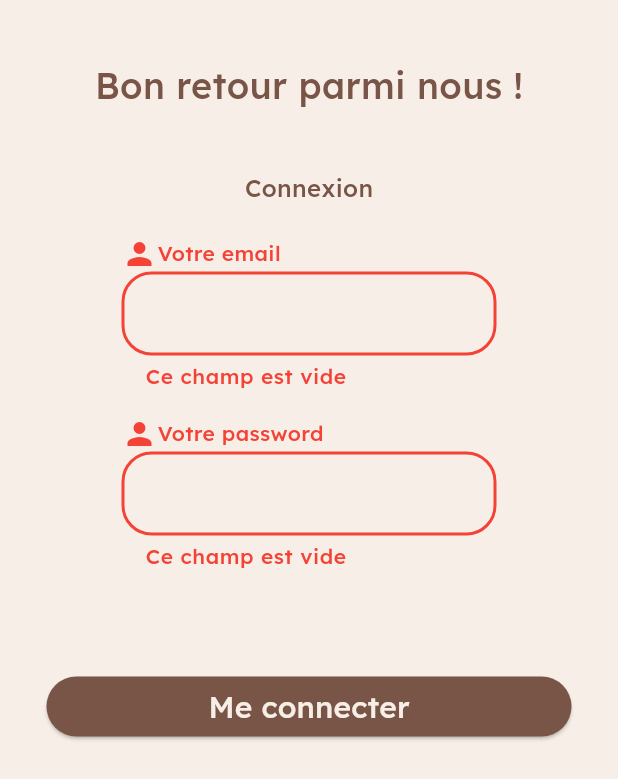
After one commit to hugo38rodrigues/mobile-hall-e, a Flutter app: the ProfileScreen screen opened directly, after a tap on "Me connecter", on a phone screen of 412 x 824 dp. The commit adds this screen. Shown: the top 779 px of the screen. Run offline on Flutter 3.47's test engine with Material 3 defaults, Android fonts, the light colour scheme and no system bars; our stand-ins replace dio, flutter_dotenv, flutter_riverpod, riverpod_annotation, shared_preferences; accounts and stored records are empty; generated files the repository leaves out were written again.

Commit message:
add connexion function

```diff
--- /dev/null
+++ b/lib/components/logins/connexion.logins.dart
@@ -0,0 +1,240 @@
+import 'package:dio/dio.dart';
+import 'package:flutter/material.dart';
+import 'package:flutter_dotenv/flutter_dotenv.dart';
+import 'package:flutter_riverpod/flutter_riverpod.dart';
+import 'package:hall_e_mobile/components/loader.component.dart';
+import 'package:hall_e_mobile/providers/account.providers.dart';
+import 'package:hall_e_mobile/styles/font-colors.dart';
+
+class Connexion extends StatefulWidget {
+  final Function getStateProfile;
+  Connexion({required this.getStateProfile});
+
+  @override
+  _ConnexionState createState() => _ConnexionState();
+}
+
+class _ConnexionState extends State<Connexion> {
+  final TextEditingController _emailController = TextEditingController();
+  final TextEditingController _passwordController = TextEditingController();
+
+  bool _isEmptyEmail = false;
+  bool _isNotEmail = false;
+  bool _isEmptyPassword = false;
+  String _errorEmptyFieldMessage = 'Ce champ est vide';
+  String _errorNotEmailMessage = 'Ce n\'est pas un email';
+  bool _isLoading = false;
+
+  bool _verifyEmptyFiled(String value) {
+    if (value.isEmpty) {
+      return true;
+    }
+    return false;
+  }
+
+  bool _isValidEmail(String email) {
+    final RegExp regex =
+        RegExp(r'^[a-zA-Z0-9._%+-]+@[a-zA-Z0-9.-]+\.[a-zA-Z]{2,4}$');
+    return regex.hasMatch(email);
+  }
+
+  @override
+  void initState() {
+    super.initState();
+    _isEmptyEmail = false;
+    _isNotEmail = false;
+    _isEmptyPassword = false;
+    _isLoading = false;
+  }
+
+  bool _isValidFormData(String email, String password) {
+    bool isValidFormData = true;
+    bool emailIsEmpty = _verifyEmptyFiled(email);
+    bool passwordIsEmpty = _verifyEmptyFiled(password);
+    _isEmptyEmail = false;
+    _isNotEmail = false;
+    _isEmptyPassword = false;
+
+    if (emailIsEmpty) {
+      _isEmptyEmail = true;
+      isValidFormData = false;
+    }
+
+    if (passwordIsEmpty) {
+      _isEmptyPassword = true;
+      isValidFormData = false;
+    }
+
+    bool isEmail = _isValidEmail(email);
+
+    if (!isEmail) {
+      _isNotEmail = true;
+      isValidFormData = false;
+    }
+    return isValidFormData;
+  }
+
+  Future<void> getConnexion(ref, email, password) async {
+    _isLoading = true;
+    String? apiUrl = dotenv.env['API_URL'];
+    Dio dio = Dio();
+
+    try {
+      Response profile = await dio.post('$apiUrl/commun/connexion',
+          data: {"email": email, "password": password},
+          options: Options(
+            headers: {"Content-Type": "application/json"},
+          ));
+
+      ref.read(accountProvider.notifier).setAccount(profile.data);
+
+    } catch (e) {
+      print('Erreur : $e');
+      _isLoading = true;
+    }
+  }
+
+  void _submitText(WidgetRef ref) {
+    setState(() {
+      String email =
+          _emailController.text; // Récupération de la valeur du champ de texte
+      String password = _passwordController.text;
+
+      bool isValidFormData = _isValidFormData(email, password);
+      if (isValidFormData) {
+        getConnexion(ref, email, password);
+
+        _isEmptyPassword = false;
+        _isEmptyEmail = false;
+      }
+    });
+  }
+
+  @override
+  Widget build(BuildContext context) {
+    bool isErrorEmail = _isEmptyEmail || _isNotEmail;
+    String? errorMessageEmail = _isEmptyEmail
+        ? _errorEmptyFieldMessage
+        : _isNotEmail
+            ? _errorNotEmailMessage
+            : null;
+    return Consumer(
+      builder: (context, ref, child) {
+        return Column(children: [
+          SizedBox(height: 40),
+          Text(
+            "Bon retour parmi nous !",
+            style: TextStyle(color: secondaryColor, fontSize: 24),
+          ),
+          SizedBox(height: 40),
+          Text(
+            "Connexion",
+            style: TextStyle(color: secondaryColor, fontSize: 16),
+          ),
+          SizedBox(height: 20),
+          SizedBox(
+              width: 250,
+              height: 120,
+              child: Column(children: [
+                Row(children: [
+                  Icon(Icons.person,
+                      color: isErrorEmail ? Colors.red : secondaryColor),
+                  Text('Votre email',
+                      style: TextStyle(
+                          color: isErrorEmail ? Colors.red : secondaryColor))
+                ]),
+                TextField(
+                  controller: _emailController,
+                  cursorColor: secondaryColor,
+                  decoration: InputDecoration(
+                    border: OutlineInputBorder(
+                        borderRadius: BorderRadius.all(Radius.circular(20)),
+                        borderSide: BorderSide(color: secondaryColor)),
+                    errorText: errorMessageEmail,
+                    errorStyle: TextStyle(
+                        color: Colors.red,
+                        fontSize: 14), // Couleur du texte d'erreur
+                    focusedBorder: OutlineInputBorder(
+                      borderRadius: BorderRadius.all(Radius.circular(20)),
+                      borderSide: BorderSide(color: secondaryColor, width: 2),
+                    ),
+                    errorBorder: OutlineInputBorder(
+                      borderRadius: BorderRadius.all(Radius.circular(20)),
+                      borderSide: BorderSide(
+                          color: Colors.red,
+                          width: 2), // Bordure rouge en cas d'erreur
+                    ),
+                    focusedErrorBorder: OutlineInputBorder(
+                      borderRadius: BorderRadius.all(Radius.circular(20)),
+                      borderSide: BorderSide(
+                          color: Colors.redAccent,
+                          width:
+                              2), // Bordure accentuée en cas d'erreur et focus
+                    ),
+                  ),
+                ),
+              ])),
+          SizedBox(
+              width: 250,
+              height: _isEmptyPassword ? 120 : 90,
+              child: Column(children: [
+                Row(children: [
+                  Icon(Icons.person,
+                      color: _isEmptyPassword ? Colors.red : secondaryColor),
+                  Text('Votre password',
+                      style: TextStyle(
+                          color:
+                              _isEmptyPassword ? Colors.red : secondaryColor)),
+                ]),
+                TextField(
+                  controller: _passwordController,
+                  cursorColor: secondaryColor,
+                  decoration: InputDecoration(
+                    border: OutlineInputBorder(
+                        borderRadius: BorderRadius.all(Radius.circular(20)),
+                        borderSide: BorderSide(color: secondaryColor)),
+                    errorText:
+                        _isEmptyPassword ? _errorEmptyFieldMessage : null,
+                    errorStyle: TextStyle(
+                        color: Colors.red,
+                        fontSize: 14), // Couleur du texte d'erreur
+                    focusedBorder: OutlineInputBorder(
+                      borderRadius: BorderRadius.all(Radius.circular(20)),
+                      borderSide: BorderSide(color: secondaryColor, width: 2),
+                    ),
+                    errorBorder: OutlineInputBorder(
+                      borderRadius: BorderRadius.all(Radius.circular(20)),
+                      borderSide: BorderSide(
+                          color: Colors.red,
+                          width: 2), // Bordure rouge en cas d'erreur
+                    ),
+                    focusedErrorBorder: OutlineInputBorder(
+                      borderRadius: BorderRadius.all(Radius.circular(20)),
+                      borderSide: BorderSide(
+                          color: Colors.redAccent,
+                          width:
+                              2), // Bordure accentuée en cas d'erreur et focus
+                    ),
+                  ),
+                ),
+              ])),
+          SizedBox(height: 50),
+          SizedBox(
+              width: 350,
+              child: ElevatedButton(
+                style: ElevatedButton.styleFrom(
+                    foregroundColor: primaryColor,
+                    backgroundColor: secondaryColor),
+                onPressed: () => _submitText(ref), // Passe `ref` ici
+                child: _isLoading
+                    ? CustomLoader(text: 'Connection')
+                    : Text(
+                        "Me connecter",
+                        style: TextStyle(fontSize: 20),
+                      ),
+              )),
+        ]);
+      },
+    );
+  }
+}
--- /dev/null
+++ b/lib/components/logins/logins-wrapper.logins.dart
@@ -0,0 +1,27 @@
+import 'package:flutter/material.dart';
+import 'package:hall_e_mobile/components/logins/connexion.logins.dart';
+import 'package:hall_e_mobile/components/logins/sign-in.logins.dart';
+
+class LoginsWrapper extends StatefulWidget {
+  @override
+  _LoginsWrapperState createState() => _LoginsWrapperState();
+}
+
+class _LoginsWrapperState extends State<LoginsWrapper> {
+  bool _isConnexion = true;
+
+  void getStateProfile() {
+    setState(() {
+      _isConnexion = !_isConnexion;
+    });
+
+  }
+
+  @override
+  Widget build(BuildContext context) {
+    return Center(
+        child: _isConnexion
+            ? Connexion(getStateProfile: getStateProfile)
+            : SignIn(getStateProfile: getStateProfile));
+  }
+}
--- a/lib/screen/profile.screen.dart
+++ b/lib/screen/profile.screen.dart
@@ -1,8 +1,9 @@
 import 'package:flutter/material.dart';
 import 'package:flutter_riverpod/flutter_riverpod.dart';
-import 'package:hall_e_mobile/components/connexion.component.dart';
+import 'package:hall_e_mobile/components/logins/logins-wrapper.logins.dart';
 import 'package:hall_e_mobile/components/profiles.component.dart';
 import 'package:hall_e_mobile/providers/account.providers.dart';
+import 'package:hall_e_mobile/styles/font-colors.dart';
 
 class ProfileScreen extends ConsumerWidget {
   @override
@@ -10,8 +11,10 @@ class ProfileScreen extends ConsumerWidget {
     final profile = ref.watch(accountProvider);
     String role = profile['role'];
     // Lire la valeur
-    return Column(
-      children: [role == 'invité' ? Connexion() : Profiles()],
-    );
+    return Scaffold(
+        backgroundColor: primaryColor,
+        body: Column(
+          children: [role == 'invité' ? LoginsWrapper() : Profiles()],
+        ));
   }
 }
```
